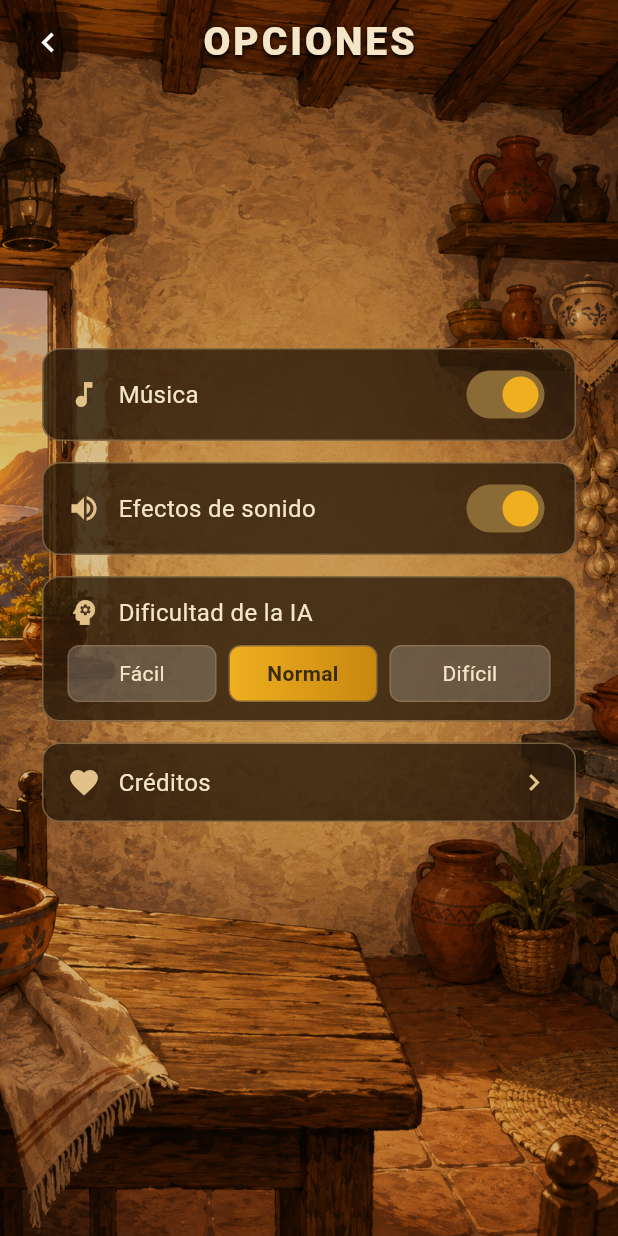
After one commit to ezequiel84mm-create/envite-canario, a Flutter app: the OptionsScreen screen opened directly, on a phone screen of 412 x 824 dp. The commit adds this screen. Run offline on Flutter 3.47's test engine with Material 3 defaults, Android fonts, the phone set to English and light mode, and no system bars; our stand-ins replace audioplayers; Roboto replaces fonts that are missing (Georgia).

Commit message:
Pantalla de Opciones funcional: musica on/off, efectos on/off, dificultad IA (visual), creditos, fondo cocina canaria

```diff
--- /dev/null
+++ b/lib/core/settings/app_settings.dart
@@ -0,0 +1,42 @@
+import 'package:flutter/foundation.dart';
+
+/// Ajustes globales de la app. Un único objeto compartido (singleton)
+/// que cualquier pantalla puede leer y modificar.
+class AppSettings extends ChangeNotifier {
+  AppSettings._();
+  static final AppSettings instance = AppSettings._();
+
+  bool _musicaActivada = true;
+  bool _efectosActivados = true;
+  int _dificultadIA = 1; // 0 = Fácil, 1 = Normal, 2 = Difícil
+
+  bool get musicaActivada => _musicaActivada;
+  bool get efectosActivados => _efectosActivados;
+  int get dificultadIA => _dificultadIA;
+
+  String get nombreDificultad {
+    switch (_dificultadIA) {
+      case 0:
+        return 'Fácil';
+      case 2:
+        return 'Difícil';
+      default:
+        return 'Normal';
+    }
+  }
+
+  void setMusica(bool valor) {
+    _musicaActivada = valor;
+    notifyListeners();
+  }
+
+  void setEfectos(bool valor) {
+    _efectosActivados = valor;
+    notifyListeners();
+  }
+
+  void setDificultad(int valor) {
+    _dificultadIA = valor;
+    notifyListeners();
+  }
+}
--- /dev/null
+++ b/lib/features/options/presentation/screens/options_screen.dart
@@ -0,0 +1,341 @@
+import 'package:flutter/material.dart';
+import '../../../../core/settings/app_settings.dart';
+
+class OptionsScreen extends StatefulWidget {
+  const OptionsScreen({super.key});
+
+  @override
+  State<OptionsScreen> createState() => _OptionsScreenState();
+}
+
+class _OptionsScreenState extends State<OptionsScreen> {
+  final settings = AppSettings.instance;
+
+  @override
+  Widget build(BuildContext context) {
+    return Scaffold(
+      body: Stack(
+        children: [
+          Positioned.fill(
+            child: Image.asset('assets/ui/fondo_opciones.png', fit: BoxFit.cover),
+          ),
+          // Capa oscura suave para mejorar legibilidad
+          Positioned.fill(
+            child: Container(color: Colors.black.withOpacity(0.15)),
+          ),
+          SafeArea(
+            child: Column(
+              children: [
+                // Barra superior: volver + título
+                Padding(
+                  padding: const EdgeInsets.fromLTRB(12, 8, 12, 0),
+                  child: Stack(
+                    alignment: Alignment.center,
+                    children: [
+                      const Center(
+                        child: Text(
+                          'OPCIONES',
+                          style: TextStyle(
+                            fontFamily: 'Georgia',
+                            fontSize: 26,
+                            fontWeight: FontWeight.w900,
+                            letterSpacing: 2,
+                            color: Color(0xFFF5E6C8),
+                            shadows: [
+                              Shadow(color: Colors.black, offset: Offset(0, 2), blurRadius: 4),
+                            ],
+                          ),
+                        ),
+                      ),
+                      Align(
+                        alignment: Alignment.centerLeft,
+                        child: GestureDetector(
+                          onTap: () => Navigator.pop(context),
+                          child: Container(
+                            width: 40,
+                            height: 40,
+                            decoration: BoxDecoration(
+                              color: Colors.black38,
+                              borderRadius: BorderRadius.circular(8),
+                            ),
+                            child: const Icon(Icons.chevron_left, color: Colors.white, size: 26),
+                          ),
+                        ),
+                      ),
+                    ],
+                  ),
+                ),
+                const Spacer(flex: 2),
+                // Paneles de opciones
+                Padding(
+                  padding: const EdgeInsets.symmetric(horizontal: 28),
+                  child: Column(
+                    children: [
+                      _PanelToggle(
+                        icono: Icons.music_note,
+                        titulo: 'Música',
+                        valor: settings.musicaActivada,
+                        onCambio: (v) => setState(() => settings.setMusica(v)),
+                      ),
+                      const SizedBox(height: 14),
+                      _PanelToggle(
+                        icono: Icons.volume_up,
+                        titulo: 'Efectos de sonido',
+                        valor: settings.efectosActivados,
+                        onCambio: (v) => setState(() => settings.setEfectos(v)),
+                      ),
+                      const SizedBox(height: 14),
+                      _PanelDificultad(
+                        valorActual: settings.dificultadIA,
+                        onCambio: (v) => setState(() => settings.setDificultad(v)),
+                      ),
+                      const SizedBox(height: 14),
+                      _PanelBoton(
+                        icono: Icons.favorite,
+                        titulo: 'Créditos',
+                        onTap: () => _mostrarCreditos(context),
+                      ),
+                    ],
+                  ),
+                ),
+                const Spacer(flex: 3),
+              ],
+            ),
+          ),
+        ],
+      ),
+    );
+  }
+
+  void _mostrarCreditos(BuildContext context) {
+    showDialog(
+      context: context,
+      builder: (_) => Dialog(
+        backgroundColor: Colors.transparent,
+        child: Container(
+          padding: const EdgeInsets.symmetric(vertical: 24, horizontal: 22),
+          decoration: BoxDecoration(
+            gradient: const LinearGradient(
+              begin: Alignment.topLeft,
+              end: Alignment.bottomRight,
+              colors: [Color(0xFFE8D4A8), Color(0xFFDCC290)],
+            ),
+            borderRadius: BorderRadius.circular(16),
+            border: Border.all(color: const Color(0xFF8A6A35), width: 2),
+          ),
+          child: Column(
+            mainAxisSize: MainAxisSize.min,
+            children: [
+              const Text(
+                'ENVITE CANARIO',
+                style: TextStyle(
+                  fontFamily: 'Georgia',
+                  fontSize: 22,
+                  fontWeight: FontWeight.bold,
+                  color: Color(0xFF9A3A0A),
+                  letterSpacing: 1,
+                ),
+              ),
+              const SizedBox(height: 12),
+              const Text(
+                'Un juego tradicional canario\nhecho con cariño.',
+                textAlign: TextAlign.center,
+                style: TextStyle(fontSize: 14, color: Color(0xFF3A2B12), height: 1.4),
+              ),
+              const SizedBox(height: 12),
+              const Text(
+                'Desarrollo: Ezequiel Mejías',
+                textAlign: TextAlign.center,
+                style: TextStyle(fontSize: 13, color: Color(0xFF6B5424)),
+              ),
+              const SizedBox(height: 18),
+              GestureDetector(
+                onTap: () => Navigator.pop(context),
+                child: Container(
+                  padding: const EdgeInsets.symmetric(vertical: 10, horizontal: 28),
+                  decoration: BoxDecoration(
+                    gradient: const LinearGradient(
+                      begin: Alignment.topCenter,
+                      end: Alignment.bottomCenter,
+                      colors: [Color(0xFFEFAF1F), Color(0xFFC8870F)],
+                    ),
+                    borderRadius: BorderRadius.circular(10),
+                    border: Border.all(color: const Color(0xFF8A6A35), width: 1.5),
+                  ),
+                  child: const Text(
+                    'Cerrar',
+                    style: TextStyle(
+                      color: Color(0xFF3A2B12),
+                      fontWeight: FontWeight.bold,
+                      fontSize: 15,
+                    ),
+                  ),
+                ),
+              ),
+            ],
+          ),
+        ),
+      ),
+    );
+  }
+}
+
+class _PanelToggle extends StatelessWidget {
+  final IconData icono;
+  final String titulo;
+  final bool valor;
+  final ValueChanged<bool> onCambio;
+
+  const _PanelToggle({
+    required this.icono,
+    required this.titulo,
+    required this.valor,
+    required this.onCambio,
+  });
+
+  @override
+  Widget build(BuildContext context) {
+    return Container(
+      padding: const EdgeInsets.symmetric(horizontal: 16, vertical: 6),
+      decoration: BoxDecoration(
+        color: const Color(0xCC2A1A0A),
+        borderRadius: BorderRadius.circular(12),
+        border: Border.all(color: const Color(0x66E3C28A), width: 1),
+      ),
+      child: Row(
+        children: [
+          Icon(icono, color: const Color(0xFFE3C28A), size: 22),
+          const SizedBox(width: 12),
+          Expanded(
+            child: Text(
+              titulo,
+              style: const TextStyle(color: Color(0xFFF5E6C8), fontSize: 16),
+            ),
+          ),
+          Switch(
+            value: valor,
+            onChanged: onCambio,
+            activeColor: const Color(0xFFEFAF1F),
+            activeTrackColor: const Color(0xFF8A6A35),
+          ),
+        ],
+      ),
+    );
+  }
+}
+
+class _PanelDificultad extends StatelessWidget {
+  final int valorActual;
+  final ValueChanged<int> onCambio;
+
+  const _PanelDificultad({required this.valorActual, required this.onCambio});
+
+  @override
+  Widget build(BuildContext context) {
+    final opciones = ['Fácil', 'Normal', 'Difícil'];
+    return Container(
+      padding: const EdgeInsets.symmetric(horizontal: 16, vertical: 12),
+      decoration: BoxDecoration(
+        color: const Color(0xCC2A1A0A),
+        borderRadius: BorderRadius.circular(12),
+        border: Border.all(color: const Color(0x66E3C28A), width: 1),
+      ),
+      child: Column(
+        crossAxisAlignment: CrossAxisAlignment.start,
+        children: [
+          Row(
+            children: [
+              const Icon(Icons.psychology, color: Color(0xFFE3C28A), size: 22),
+              const SizedBox(width: 12),
+              const Text(
+                'Dificultad de la IA',
+                style: TextStyle(color: Color(0xFFF5E6C8), fontSize: 16),
+              ),
+            ],
+          ),
+          const SizedBox(height: 10),
+          Row(
+            children: List.generate(opciones.length, (i) {
+              final seleccionado = i == valorActual;
+              return Expanded(
+                child: GestureDetector(
+                  onTap: () => onCambio(i),
+                  child: Container(
+                    margin: EdgeInsets.only(right: i < 2 ? 8 : 0),
+                    padding: const EdgeInsets.symmetric(vertical: 8),
+                    decoration: BoxDecoration(
+                      gradient: seleccionado
+                          ? const LinearGradient(
+                              colors: [Color(0xFFEFAF1F), Color(0xFFC8870F)],
+                            )
+                          : null,
+                      color: seleccionado ? null : const Color(0x33FFFFFF),
+                      borderRadius: BorderRadius.circular(8),
+                      border: Border.all(
+                        color: seleccionado
+                            ? const Color(0xFF8A6A35)
+                            : const Color(0x33E3C28A),
+                      ),
+                    ),
+                    child: Text(
+                      opciones[i],
+                      textAlign: TextAlign.center,
+                      style: TextStyle(
+                        color: seleccionado
+                            ? const Color(0xFF3A2B12)
+                            : const Color(0xFFF5E6C8),
+                        fontWeight:
+                            seleccionado ? FontWeight.bold : FontWeight.normal,
+                        fontSize: 14,
+                      ),
+                    ),
+                  ),
+                ),
+              );
+            }),
+          ),
+        ],
+      ),
+    );
+  }
+}
+
+class _PanelBoton extends StatelessWidget {
+  final IconData icono;
+  final String titulo;
+  final VoidCallback onTap;
+
+  const _PanelBoton({
+    required this.icono,
+    required this.titulo,
+    required this.onTap,
+  });
+
+  @override
+  Widget build(BuildContext context) {
+    return GestureDetector(
+      onTap: onTap,
+      child: Container(
+        padding: const EdgeInsets.symmetric(horizontal: 16, vertical: 14),
+        decoration: BoxDecoration(
+          color: const Color(0xCC2A1A0A),
+          borderRadius: BorderRadius.circular(12),
+          border: Border.all(color: const Color(0x66E3C28A), width: 1),
+        ),
+        child: Row(
+          children: [
+            Icon(icono, color: const Color(0xFFE3C28A), size: 22),
+            const SizedBox(width: 12),
+            Expanded(
+              child: Text(
+                titulo,
+                style: const TextStyle(color: Color(0xFFF5E6C8), fontSize: 16),
+              ),
+            ),
+            const Icon(Icons.chevron_right, color: Color(0xFFE3C28A), size: 22),
+          ],
+        ),
+      ),
+    );
+  }
+}
--- a/lib/main.dart
+++ b/lib/main.dart
@@ -2,6 +2,7 @@ import 'dart:math';
 import 'package:audioplayers/audioplayers.dart';
 import 'package:flutter/material.dart';
 import 'features/home/presentation/screens/home_screen.dart';
+import 'core/settings/app_settings.dart';
 import 'core/enums/suit.dart';
 import 'features/game/data/models/player_model.dart';
 import 'features/game/data/models/card_model.dart';
@@ -229,6 +230,7 @@ class _GameScreenState extends State<GameScreen> with TickerProviderStateMixin {
   final AudioPlayer _sfxPlayer = AudioPlayer();
 
   void _reproducirSonido(String archivo) {
+    if (!AppSettings.instance.efectosActivados) return;
     _sfxPlayer.play(AssetSource('audio/$archivo'));
   }
   String? turnoDeApuesta;
```
Also changed, not shown: lib/features/home/presentation/screens/home_screen.dart (+14 -2 lines), assets/ui/fondo_opciones.png (added).
